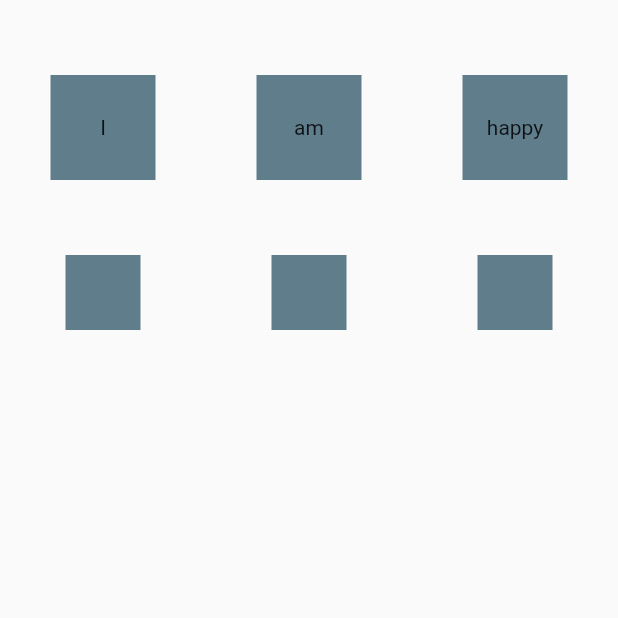
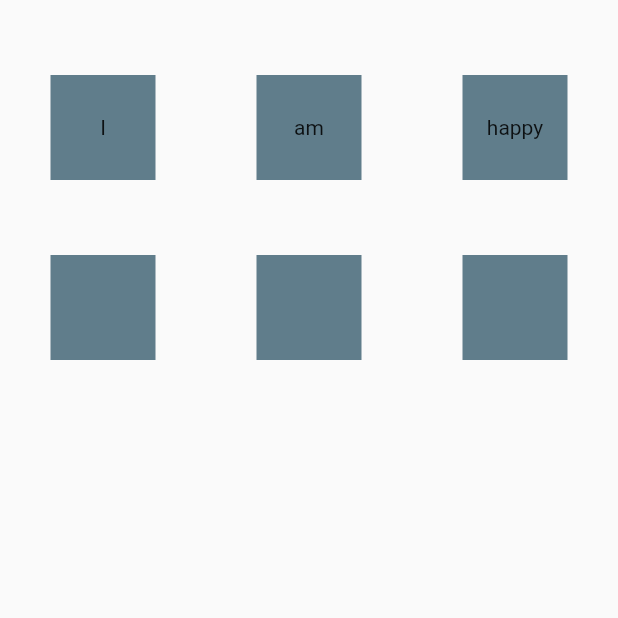
Before and after one commit to RafiaChy/duolingo_clone, a Flutter app: the screen it shows after launch, on a phone screen of 412 x 824 dp, the top half of it. Run offline on Flutter 3.47's test engine with Material 2 defaults, Android fonts, the phone set to English and light mode, and no system bars.

Commit message:
working on dragtargets

```diff
--- a/lib/pages/first_screen.dart
+++ b/lib/pages/first_screen.dart
@@ -16,6 +16,8 @@ class _FirstScreenState extends State<FirstScreen> {
     'am' : 'am',
     'happy' : 'happy',
   };
+
+ bool condition = false;
 
   @override
   Widget build(BuildContext context) {
@@ -39,7 +41,7 @@ class _FirstScreenState extends State<FirstScreen> {
             Row(
               mainAxisAlignment: MainAxisAlignment.spaceAround,
 
-              children: choices.keys.map((word) => buildTarget(word)).toList()
+              children: choices.values.map((word) => buildTarget(word)).toList()..shuffle()
             ),
 
           ],
@@ -64,24 +66,16 @@ class _FirstScreenState extends State<FirstScreen> {
               builder: (BuildContext context, List<String?> accepted, List<dynamic> rejected)
 
              {
-                   if(word == choices.keys){
-                    return drags(word);
-                }
-               else{
-                 return Container(
-                   width: 50,
-                   height: 50,
-                   color: Colors.blueGrey,
-                 );
-               }
+                  return condition?   drags(word): drags('');
 
                },
 
              onWillAccept: (data) => data == word,
              onAccept: (data){
+               condition = true;
                  print('####'+data);
                 setState(() {
-                  drags(data);
+
                 });
              },
 
```
